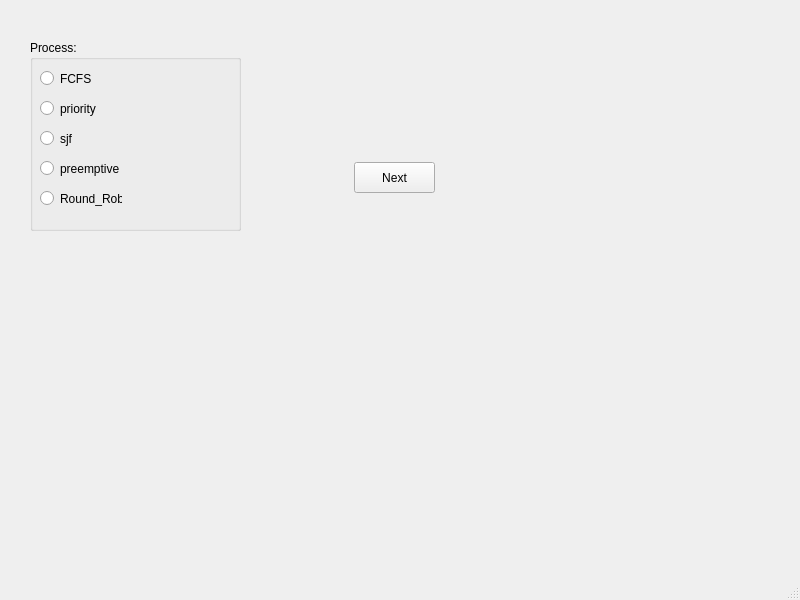
DaliaAymanAmeen/CPU-Scheduling-Visualization-, file mainwindow.ui: the form before one commit.
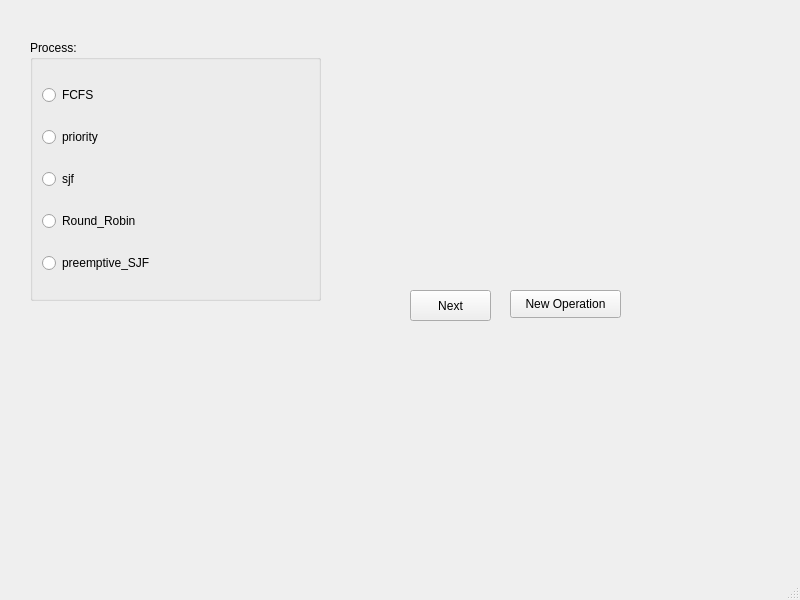
The form after the commit.

Patch:
```diff
--- a/mainwindow.ui
+++ b/mainwindow.ui
@@ -19,84 +19,56 @@
      <rect>
       <x>30</x>
       <y>40</y>
-      <width>211</width>
-      <height>191</height>
+      <width>291</width>
+      <height>261</height>
      </rect>
     </property>
     <property name="title">
      <string>Process:</string>
     </property>
+    <layout class="QVBoxLayout" name="verticalLayout">
+     <item>
     <widget class="QRadioButton" name="RB_FCFS">
-     <property name="geometry">
-      <rect>
-       <x>10</x>
-       <y>30</y>
-       <width>82</width>
-       <height>17</height>
-      </rect>
-     </property>
      <property name="text">
       <string>FCFS</string>
      </property>
     </widget>
+     </item>
+     <item>
     <widget class="QRadioButton" name="RB_priority">
-     <property name="geometry">
-      <rect>
-       <x>10</x>
-       <y>60</y>
-       <width>82</width>
-       <height>17</height>
-      </rect>
-     </property>
      <property name="text">
       <string>priority</string>
      </property>
     </widget>
+     </item>
+     <item>
     <widget class="QRadioButton" name="RB_sjf">
-     <property name="geometry">
-      <rect>
-       <x>10</x>
-       <y>90</y>
-       <width>82</width>
-       <height>17</height>
-      </rect>
-     </property>
      <property name="text">
       <string>sjf</string>
      </property>
     </widget>
-    <widget class="QRadioButton" name="RB_preemptive">
-     <property name="geometry">
-      <rect>
-       <x>10</x>
-       <y>120</y>
-       <width>82</width>
-       <height>17</height>
-      </rect>
-     </property>
-     <property name="text">
-      <string>preemptive</string>
-     </property>
-    </widget>
+     </item>
+     <item>
     <widget class="QRadioButton" name="RB_rr">
-     <property name="geometry">
-      <rect>
-       <x>10</x>
-       <y>150</y>
-       <width>82</width>
-       <height>17</height>
-      </rect>
-     </property>
      <property name="text">
       <string>Round_Robin</string>
      </property>
     </widget>
+     </item>
+     <item>
+      <widget class="QRadioButton" name="RB_preemptive_SJF">
+       <property name="text">
+        <string>preemptive_SJF</string>
+       </property>
+      </widget>
+     </item>
+    </layout>
    </widget>
    <widget class="QPushButton" name="pushButton">
     <property name="geometry">
      <rect>
-      <x>354</x>
-      <y>162</y>
+      <x>410</x>
+      <y>290</y>
       <width>81</width>
       <height>31</height>
      </rect>
@@ -105,6 +77,19 @@
      <string>Next</string>
     </property>
    </widget>
+   <widget class="QPushButton" name="NewOperation">
+    <property name="geometry">
+     <rect>
+      <x>510</x>
+      <y>290</y>
+      <width>111</width>
+      <height>28</height>
+     </rect>
+    </property>
+    <property name="text">
+     <string>New Operation</string>
+    </property>
+   </widget>
   </widget>
   <widget class="QMenuBar" name="menubar">
    <property name="geometry">
```
Left out of the diff: 2 changed lines with no effect on the pictures. Lines whose indentation alone changed are shown as unchanged.
